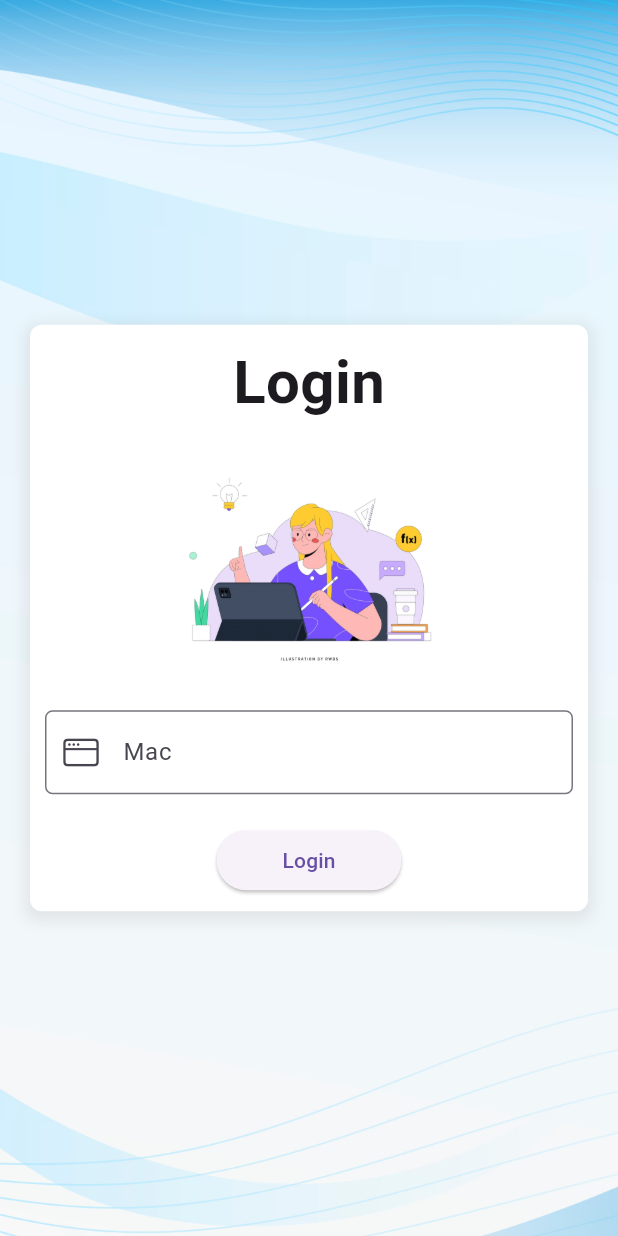
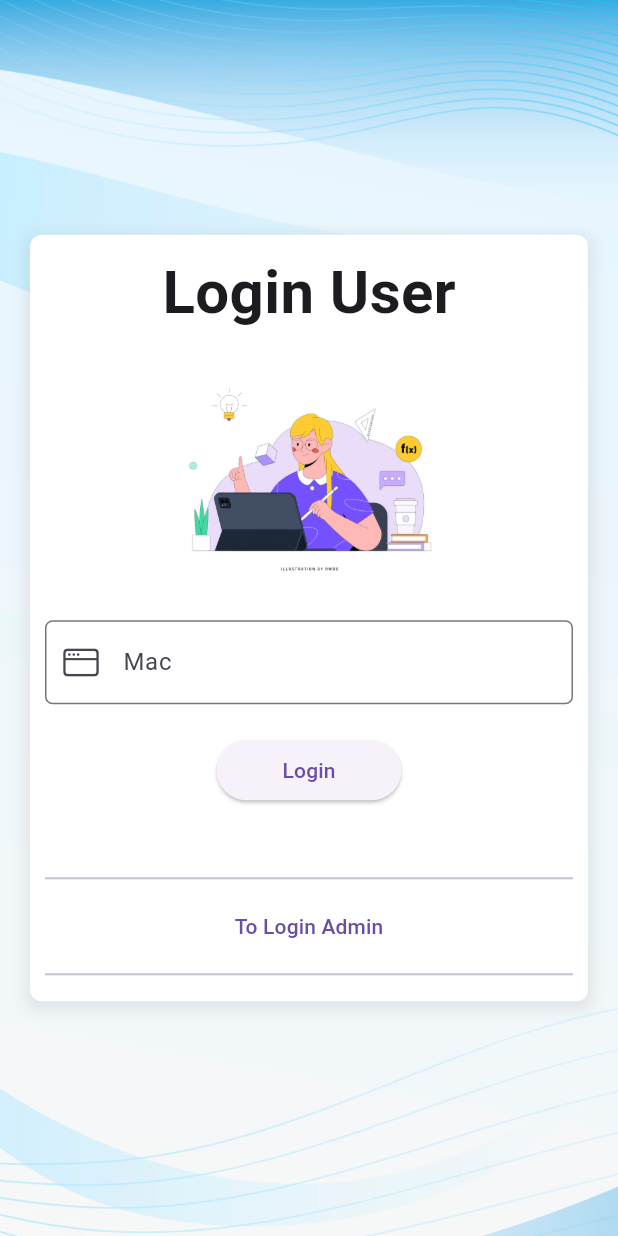
Before and after one commit to Dicky019/kontroler, a Flutter app: the screen it shows after launch, on a phone screen of 412 x 824 dp. Run offline on Flutter 3.47's test engine with Material 2 defaults, Android fonts, the phone set to English and light mode, and no system bars; our stand-ins replace cloud_firestore, firebase_core, firebase_database, get, get_storage; missing offline and left inert: cloud_firestore_web, firebase_core_web, firebase_database_web; accounts and stored records are empty.

Commit message:
add login admin

```diff
--- a/lib/main.dart
+++ b/lib/main.dart
@@ -3,7 +3,7 @@ import 'package:flutter/material.dart';
 import 'package:get/get_navigation/get_navigation.dart';
 import 'package:get_storage/get_storage.dart';
 import 'package:kontroler/view/admin.dart';
-import 'view/login.dart';
+import 'view/login_user.dart';
 import 'view/home.dart';
 
 void main() async {
@@ -41,7 +41,7 @@ class MyApp extends StatelessWidget {
                   id: isLogin,
                   mac: mac ?? "",
                 ))
-          : const Login(),
+          : const LoginUser(),
     );
   }
 }
--- a/lib/view/login.dart
+++ b/lib/view/login_admin.dart
@@ -2,12 +2,12 @@
 import 'package:cloud_firestore/cloud_firestore.dart';
 import 'package:flutter/material.dart';
 
-import '../widgets/state/login/success.dart';
+import '../widgets/state/login_admin/success.dart';
 import '../widgets/state/error.dart';
 import '../widgets/state/loading.dart';
 
-class Login extends StatelessWidget {
-  const Login({super.key});
+class LoginAdmin extends StatelessWidget {
+  const LoginAdmin({super.key});
 
   @override
   Widget build(BuildContext context) {
@@ -33,7 +33,7 @@ class Login extends StatelessWidget {
                 return const Error();
               } else if (snapshot.hasData) {
                 var listData = snapshot.data!.docs;
-                return LoginSuccess(listData: listData, firestore: firestore);
+                return LoginAdminSuccess(listData: listData, firestore: firestore);
                 // return Admin(listData: listData, firestore: firestore);
               } else {
                 return const Text('Empty data');
@@ -46,9 +46,3 @@ class Login extends StatelessWidget {
     );
   }
 }
-
-
-
-
-
-// 04:e5:98:36:af:5c
--- /dev/null
+++ b/lib/view/login_user.dart
@@ -0,0 +1,48 @@
+
+import 'package:cloud_firestore/cloud_firestore.dart';
+import 'package:flutter/material.dart';
+
+import '../widgets/state/login_user/success.dart';
+import '../widgets/state/error.dart';
+import '../widgets/state/loading.dart';
+
+class LoginUser extends StatelessWidget {
+  const LoginUser({super.key});
+
+  @override
+  Widget build(BuildContext context) {
+    // FirebaseDatabase database = FirebaseDatabase.instance;
+    FirebaseFirestore firestore = FirebaseFirestore.instance;
+
+    return Scaffold(
+      body: Container(
+        decoration: const BoxDecoration(
+          image: DecorationImage(
+            image: AssetImage('assets/bg.jpg'),
+            fit: BoxFit.cover,
+          ),
+        ),
+        child: StreamBuilder<QuerySnapshot<Map<String, dynamic>>>(
+          stream: firestore.collection('mac').snapshots(),
+          builder: (context, snapshot) {
+            if (snapshot.connectionState == ConnectionState.waiting) {
+              return const Loading();
+            } else if (snapshot.connectionState == ConnectionState.active ||
+                snapshot.connectionState == ConnectionState.done) {
+              if (snapshot.hasError) {
+                return const Error();
+              } else if (snapshot.hasData) {
+                var listData = snapshot.data!.docs;
+                return LoginUserSuccess(listData: listData, firestore: firestore);
+                // return Admin(listData: listData, firestore: firestore);
+              } else {
+                return const Text('Empty data');
+              }
+            }
+            return Text('State: ${snapshot.connectionState}');
+          },
+        ),
+      ),
+    );
+  }
+}
--- a/lib/widgets/state/admin/success.dart
+++ b/lib/widgets/state/admin/success.dart
@@ -19,6 +19,7 @@ class AdminSuccess extends StatelessWidget {
   Widget build(BuildContext context) {
     final valueC = TextEditingController();
 
+    // edit user
     Future<void> editData(BuildContext context, String id) async {
       // update mac
       Widget add = TextField(
@@ -59,6 +60,7 @@ class AdminSuccess extends StatelessWidget {
       );
     }
 
+    // pilihan ke edit atau hapus
     Future<void> choised(BuildContext context, String id, String value) async {
       return showDialog(
         context: context,
@@ -107,7 +109,7 @@ class AdminSuccess extends StatelessWidget {
         return Column(
           children: [
             if (index == 0)
-            // tombol matikan semua
+              // tombol matikan semua
               ListTile(
                 title: const Text(
                   "Matikan Semua",
@@ -134,7 +136,7 @@ class AdminSuccess extends StatelessWidget {
                   ),
                 ),
               ),
-              // tombol matikan salah satu
+            // tombol matikan salah satu
             ListTile(
               leading: CircleAvatar(
                 backgroundColor: Colors.lightBlue[300],
--- a/lib/widgets/state/login/success.dart
+++ b/lib/widgets/state/login_admin/success.dart
@@ -3,13 +3,14 @@
 import 'package:cloud_firestore/cloud_firestore.dart';
 import 'package:flutter/cupertino.dart';
 import 'package:flutter/material.dart';
+import 'package:get/get.dart';
 import 'package:get_storage/get_storage.dart';
+import 'package:kontroler/view/login_user.dart';
 
 import '../../../view/admin.dart';
-import '../../../view/home.dart';
 
-class LoginSuccess extends StatelessWidget {
-  const LoginSuccess({
+class LoginAdminSuccess extends StatelessWidget {
+  const LoginAdminSuccess({
     Key? key,
     required this.listData,
     required this.firestore,
@@ -62,7 +63,7 @@ class LoginSuccess extends StatelessWidget {
           mainAxisAlignment: MainAxisAlignment.center,
           children: [
             const Text(
-              "Login",
+              "Login Admin",
               style: TextStyle(
                 fontSize: 40,
                 fontWeight: FontWeight.bold,
@@ -93,7 +94,7 @@ class LoginSuccess extends StatelessWidget {
                 }
               },
               decoration: const InputDecoration(
-                labelText: 'Mac',
+                labelText: 'Name',
                 border: OutlineInputBorder(
                   borderRadius: BorderRadius.all(Radius.circular(5.0)),
                 ),
@@ -115,12 +116,17 @@ class LoginSuccess extends StatelessWidget {
                   bool isActive = dataMac?['isActive'] ?? false;
                   bool isAdmin = dataMac?['isAdmin'] ?? false;
                   if (isActive) {
+                    if (isAdmin) {
                       if (!isLogin) {
-                      await firestore.collection('mac').doc(dataMac!.id).update(
+                        await firestore
+                            .collection('mac')
+                            .doc(dataMac!.id)
+                            .update(
                           {
                             "isLogin": true,
                           },
                         );
+
                         final box = GetStorage();
                         box.write('isLogin', dataMac!.id);
                         box.write('isAdmin', isAdmin);
@@ -128,17 +134,14 @@ class LoginSuccess extends StatelessWidget {
                         Navigator.pushAndRemoveUntil(
                           context,
                           MaterialPageRoute(
-                          builder: (context) => isAdmin
-                              ? Admin(id: dataMac!.id)
-                              : Home(
-                                  id: dataMac!.id,
-                                  mac: dataMac!.data()['value'],
-                                ),
-                        ),
+                              builder: (context) => Admin(id: dataMac!.id)),
                           (Route<dynamic> route) => false,
                         );
                       } else {
                         showDialogCustom("Anda Sudah Login");
+                      }
+                    } else {
+                      showDialogCustom("Akun ini Adalah User");
                     }
                   } else {
                     showDialogCustom("Mac Anda Sudah Tidak Aktif");
@@ -151,7 +154,24 @@ class LoginSuccess extends StatelessWidget {
                 ),
                 child: Text("Login"),
               ),
-            )
+            ),
+            const SizedBox(
+              height: 40,
+            ),
+            const Divider(
+              thickness: 1.4,
+            ),
+            TextButton(
+                onPressed: () {
+                  Get.to(
+                    () => const LoginUser(),
+                    transition: Transition.fadeIn,
+                  );
+                },
+                child: const Text("To Login User")),
+            const Divider(
+              thickness: 1.4,
+            ),
           ],
         ),
       ),
--- /dev/null
+++ b/lib/widgets/state/login_user/success.dart
@@ -0,0 +1,183 @@
+// ignore_for_file: use_build_context_synchronously
+
+import 'package:cloud_firestore/cloud_firestore.dart';
+import 'package:flutter/cupertino.dart';
+import 'package:flutter/material.dart';
+import 'package:get/get.dart';
+import 'package:get_storage/get_storage.dart';
+import 'package:kontroler/view/login_admin.dart';
+
+import '../../../view/admin.dart';
+import '../../../view/home.dart';
+
+class LoginUserSuccess extends StatelessWidget {
+  const LoginUserSuccess({
+    Key? key,
+    required this.listData,
+    required this.firestore,
+  }) : super(key: key);
+
+  final List<QueryDocumentSnapshot<Map<String, dynamic>>?> listData;
+  final FirebaseFirestore firestore;
+
+  @override
+  Widget build(BuildContext context) {
+    final controllerMac = TextEditingController();
+
+    showDialogCustom(String text) {
+      AlertDialog alert = AlertDialog(
+        title: const Text("Ada Yang Salah"),
+        content: Text(text),
+      );
+
+      // show the dialog
+      showDialog(
+        context: context,
+        builder: (BuildContext context) {
+          return alert;
+        },
+      );
+    }
+
+    QueryDocumentSnapshot<Map<String, dynamic>>? dataMac;
+
+    return Center(
+      child: Container(
+        margin: const EdgeInsets.symmetric(horizontal: 20),
+        padding: const EdgeInsets.all(10),
+        decoration: BoxDecoration(
+          color: Colors.white,
+          borderRadius: BorderRadius.circular(
+            8,
+          ),
+          boxShadow: [
+            BoxShadow(
+              color: Colors.grey.withOpacity(0.2),
+              spreadRadius: 3,
+              blurRadius: 8,
+              offset: const Offset(0, 3), // changes position of shadow
+            ),
+          ],
+        ),
+        child: Column(
+          mainAxisSize: MainAxisSize.min,
+          mainAxisAlignment: MainAxisAlignment.center,
+          children: [
+            const Text(
+              "Login User",
+              style: TextStyle(
+                fontSize: 40,
+                fontWeight: FontWeight.bold,
+              ),
+            ),
+            const SizedBox(
+              height: 20,
+            ),
+            Image.asset(
+              'assets/login.png',
+              height: 150,
+            ),
+            const SizedBox(
+              height: 20,
+            ),
+            // inputan mac
+            TextFormField(
+              controller: controllerMac,
+              onChanged: (v) {
+                try {
+                  for (var element in listData) {
+                    if (element?.data()['value'] == controllerMac.text) {
+                      dataMac = element;
+                    }
+                  }
+                } catch (e) {
+                  showDialogCustom("Ada Yang Salah");
+                }
+              },
+              decoration: const InputDecoration(
+                labelText: 'Mac',
+                border: OutlineInputBorder(
+                  borderRadius: BorderRadius.all(Radius.circular(5.0)),
+                ),
+                prefixIcon: Icon(
+                  CupertinoIcons.macwindow,
+                ),
+              ),
+            ),
+            const SizedBox(
+              height: 20,
+            ),
+            // button login
+            ElevatedButton(
+              onPressed: () async {
+                if (dataMac?.data() == null) {
+                  showDialogCustom("Mac Addres Tidak Terdaftar");
+                } else {
+                  bool isLogin = dataMac?['isLogin'] ?? false;
+                  bool isActive = dataMac?['isActive'] ?? false;
+                  bool isAdmin = dataMac?['isAdmin'] ?? false;
+                  if (isActive) {
+                    if (!isAdmin) {
+                      if (!isLogin) {
+                        await firestore
+                            .collection('mac')
+                            .doc(dataMac!.id)
+                            .update(
+                          {
+                            "isLogin": true,
+                          },
+                        );
+                        final box = GetStorage();
+                        box.write('isLogin', dataMac!.id);
+                        box.write('mac', dataMac!.data()['value']);
+                        Navigator.pushAndRemoveUntil(
+                          context,
+                          MaterialPageRoute(
+                            builder: (context) => Home(
+                              id: dataMac!.id,
+                              mac: dataMac!.data()['value'],
+                            ),
+                          ),
+                          (Route<dynamic> route) => false,
+                        );
+                      } else {
+                        showDialogCustom("Anda Sudah Login");
+                      }
+                    } else {
+                      showDialogCustom("Akun ini Adalah Admin");
+                    }
+                  } else {
+                    showDialogCustom("Mac Anda Sudah Tidak Aktif");
+                  }
+                }
+              },
+              child: const Padding(
+                padding: EdgeInsets.symmetric(
+                  horizontal: 20,
+                ),
+                child: Text("Login"),
+              ),
+            ),
+            const SizedBox(
+              height: 40,
+            ),
+            const Divider(
+              thickness: 1.4,
+            ),
+            TextButton(
+                onPressed: () {
+                  Get.to(
+                    () => const LoginAdmin(),
+                    transition: Transition.fadeIn,
+                  );
+                },
+                child: const Text("To Login Admin")),
+            const Divider(
+              thickness: 1.4,
+            ),
+          ],
+        ),
+      ),
+    );
+  }
+}
```
Also changed, not shown: lib/view/admin.dart (+5 -2 lines), lib/view/home.dart (+2 -5 lines), 1 other file. Lines whose indentation alone changed are shown as unchanged.
